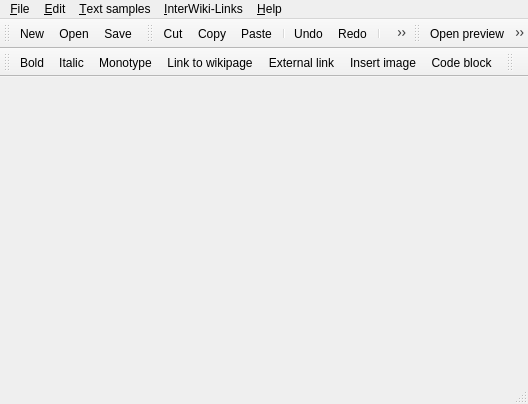
Before: the Qt Designer form CInyokaEdit.ui in inyokaproject/inyokaedit, drawn with Qt 5.
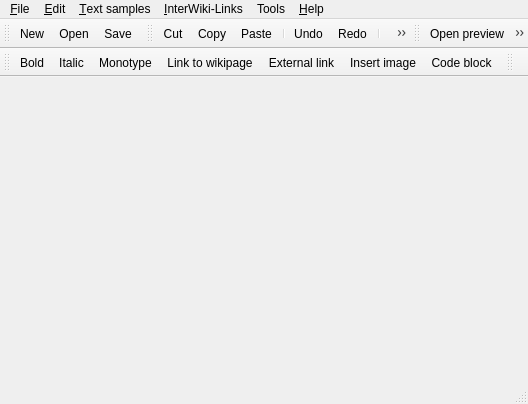
After: the same form once the commit is applied. Icons and pictures are not drawn.

Patch:
```diff
--- a/CInyokaEdit.ui
+++ b/CInyokaEdit.ui
@@ -163,10 +163,22 @@
     <addaction name="reportBugAct"/>
     <addaction name="aboutAct"/>
    </widget>
+   <widget class="QMenu" name="toolsMenu">
+    <property name="locale">
+     <locale language="English" country="UnitedKingdom"/>
+    </property>
+    <property name="title">
+     <string>Tools</string>
+    </property>
+    <addaction name="spellCheckerAct"/>
+    <addaction name="DownloadInyokaStylesAct"/>
+    <addaction name="deleteTempImagesAct"/>
+   </widget>
    <addaction name="fileMenu"/>
    <addaction name="editMenu"/>
    <addaction name="insertTextSampleMenu"/>
    <addaction name="iWikiMenu"/>
+   <addaction name="toolsMenu"/>
    <addaction name="helpMenu"/>
   </widget>
   <widget class="QStatusBar" name="statusBar"/>
```
Left out of the diff: 21 changed lines with no effect on the pictures.
